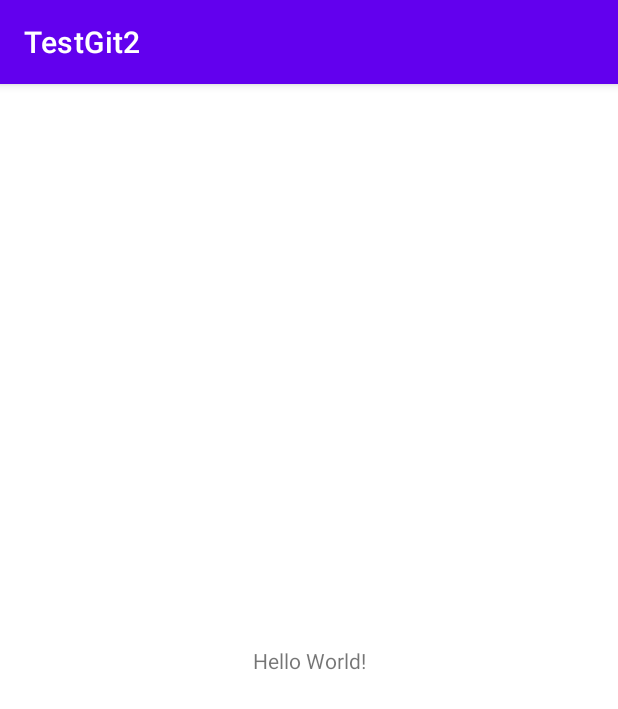
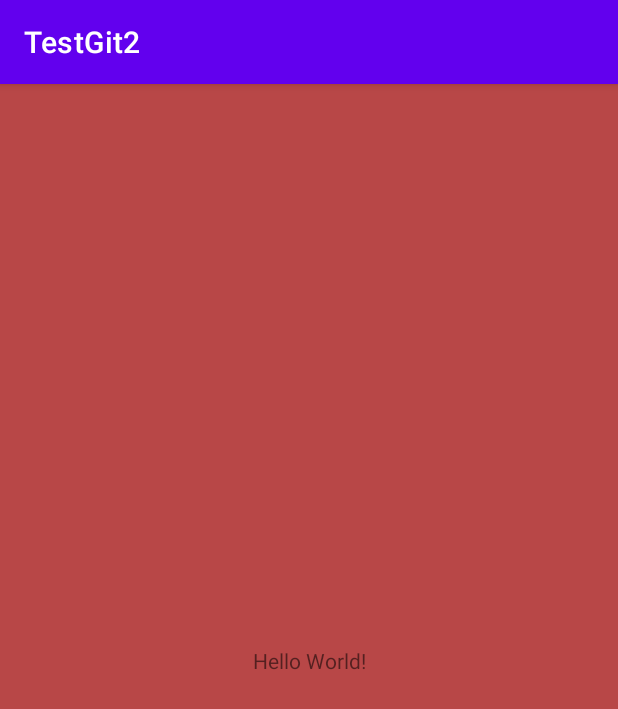
Before and after one commit to AbramkinApps/TestGit2, an Android app: the screen it shows after launch (MainActivity), on a phone screen of 412 x 824 dp. Shown: the top 709 px of the screen. Run offline under Robolectric (Android 15) with nearby library versions, the phone set to English and light mode, and no system bars.

Commit message:
Changing bg

```diff
--- a/app/src/main/res/layout/activity_main.xml
+++ b/app/src/main/res/layout/activity_main.xml
@@ -4,6 +4,7 @@
     xmlns:tools="http://schemas.android.com/tools"
     android:layout_width="match_parent"
     android:layout_height="match_parent"
+    android:background="#B84747"
     tools:context=".MainActivity">
 
     <TextView
```
